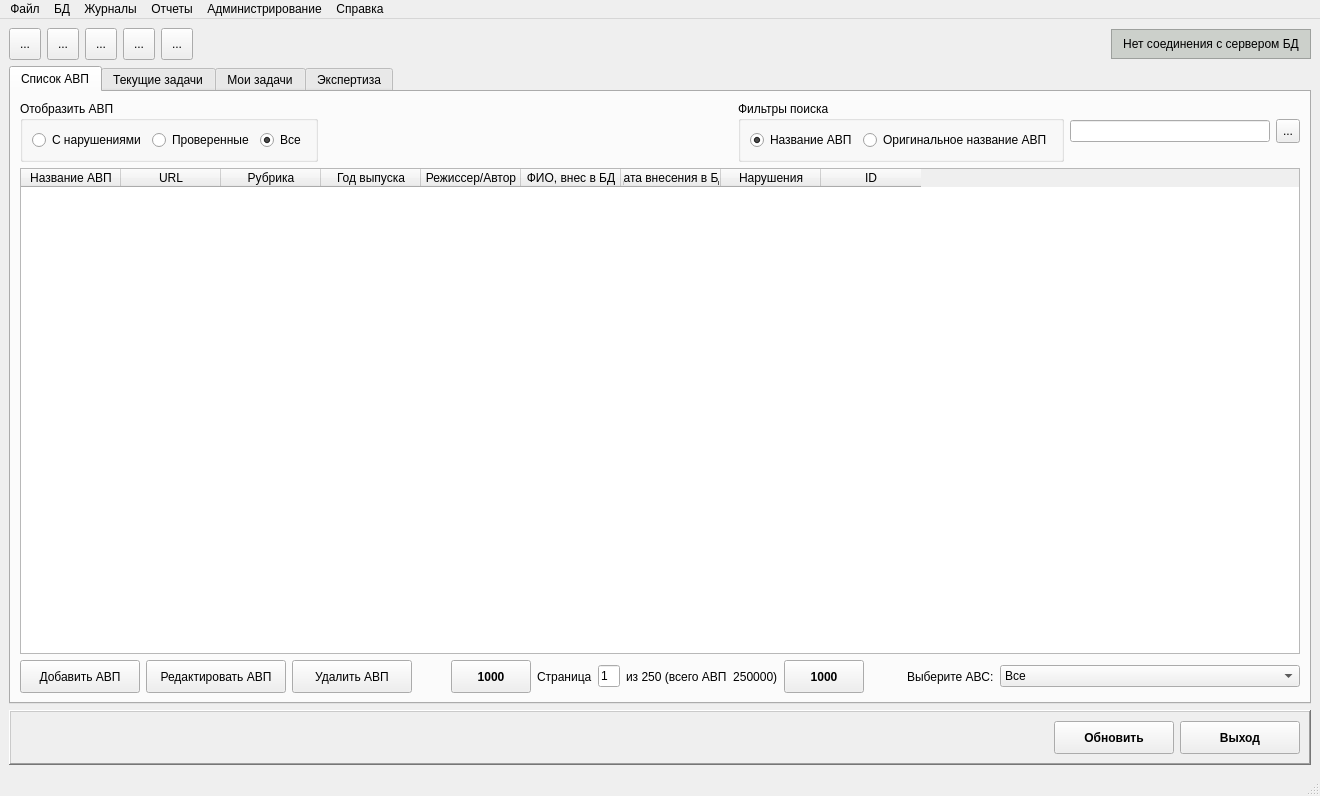
Old version of the form arm_o/mainwindow.ui in the repository levdikandrey/DataCollector.
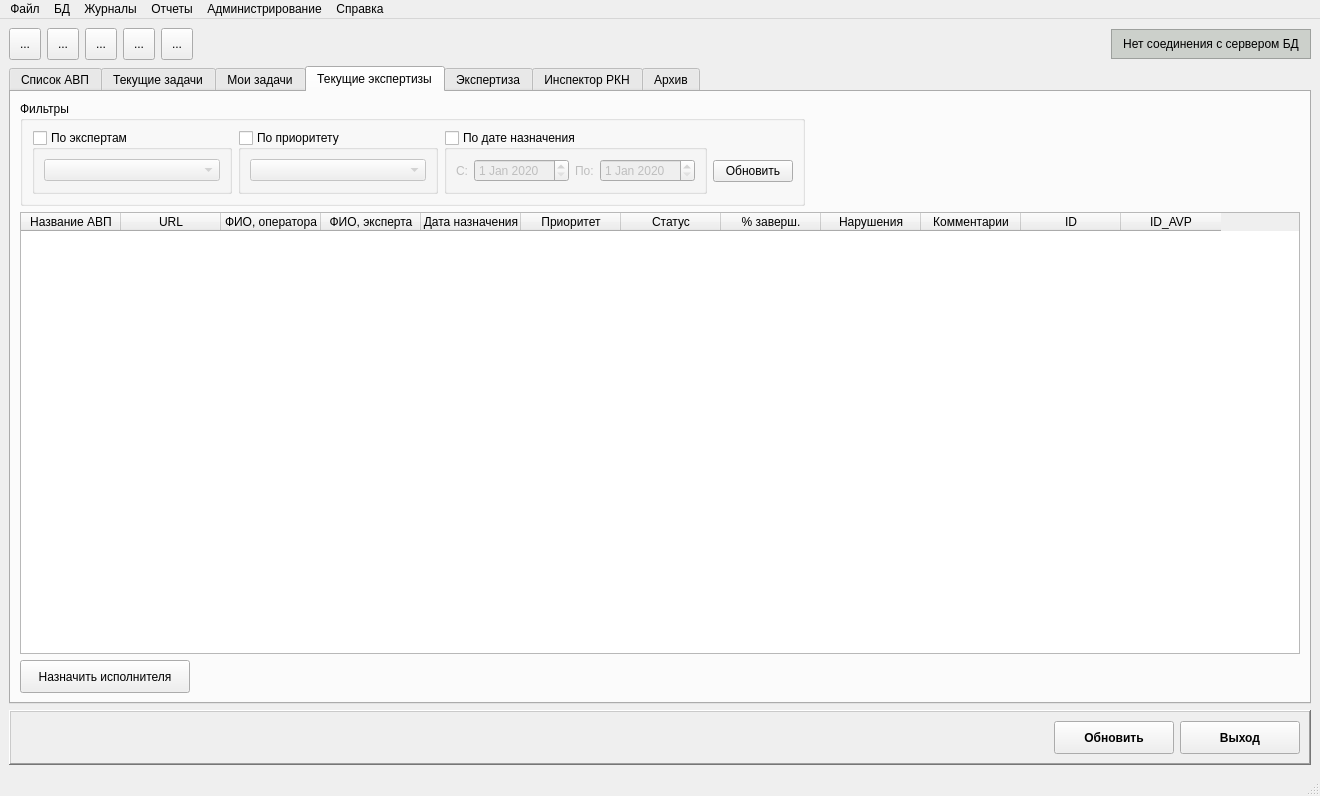
New version of the form. Icons and pictures are not drawn.

Patch:
```diff
--- a/arm_o/mainwindow.ui
+++ b/arm_o/mainwindow.ui
@@ -360,7 +360,7 @@
        <string>Добавить задачу</string>
       </property>
       <property name="currentIndex">
-       <number>0</number>
+       <number>3</number>
       </property>
       <property name="tabBarAutoHide">
        <bool>false</bool>
@@ -551,6 +551,11 @@
             <string>Режиссер/Автор</string>
            </property>
           </column>
+          <column>
+           <property name="text">
+            <string>Возраст</string>
+           </property>
+          </column>
           <column>
            <property name="text">
             <string>ФИО, внес в БД</string>
@@ -1346,6 +1351,304 @@
         </item>
        </layout>
       </widget>
+      <widget class="QWidget" name="tab_6">
+       <attribute name="title">
+        <string>Текущие экспертизы</string>
+       </attribute>
+       <layout class="QGridLayout" name="gridLayout_18">
+        <item row="0" column="0" colspan="2">
+         <widget class="QGroupBox" name="groupBox_4">
+          <property name="title">
+           <string>Фильтры</string>
+          </property>
+          <property name="checkable">
+           <bool>false</bool>
+          </property>
+          <layout class="QHBoxLayout" name="horizontalLayout_8">
+           <item>
+            <widget class="QGroupBox" name="groupBoxUser_2">
+             <property name="enabled">
+              <bool>true</bool>
+             </property>
+             <property name="minimumSize">
+              <size>
+               <width>200</width>
+               <height>0</height>
+              </size>
+             </property>
+             <property name="title">
+              <string>По экспертам</string>
+             </property>
+             <property name="checkable">
+              <bool>true</bool>
+             </property>
+             <property name="checked">
+              <bool>false</bool>
+             </property>
+             <layout class="QGridLayout" name="gridLayout_13">
+              <item row="0" column="0">
+               <widget class="QComboBox" name="comboBoxUser_2"/>
+              </item>
+             </layout>
+            </widget>
+           </item>
+           <item>
+            <widget class="QGroupBox" name="groupBoxPriority_2">
+             <property name="minimumSize">
+              <size>
+               <width>200</width>
+               <height>0</height>
+              </size>
+             </property>
+             <property name="title">
+              <string>По приоритету</string>
+             </property>
+             <property name="checkable">
+              <bool>true</bool>
+             </property>
+             <property name="checked">
+              <bool>false</bool>
+             </property>
+             <layout class="QGridLayout" name="gridLayout_15">
+              <item row="0" column="0">
+               <widget class="QComboBox" name="comboBoxPriority_2"/>
+              </item>
+             </layout>
+            </widget>
+           </item>
+           <item>
+            <widget class="QGroupBox" name="groupBoxDate_2">
+             <property name="enabled">
+              <bool>true</bool>
+             </property>
+             <property name="minimumSize">
+              <size>
+               <width>220</width>
+               <height>0</height>
+              </size>
+             </property>
+             <property name="title">
+              <string>По дате назначения</string>
+             </property>
+             <property name="checkable">
+              <bool>true</bool>
+             </property>
+             <property name="checked">
+              <bool>false</bool>
+             </property>
+             <layout class="QGridLayout" name="gridLayout_16">
+              <item row="0" column="3">
+               <widget class="QDateEdit" name="dateEditDateEnd_2">
+                <property name="dateTime">
+                 <datetime>
+                  <hour>0</hour>
+                  <minute>0</minute>
+                  <second>0</second>
+                  <year>2020</year>
+                  <month>1</month>
+                  <day>1</day>
+                 </datetime>
+                </property>
+               </widget>
+              </item>
+              <item row="0" column="1">
+               <widget class="QDateEdit" name="dateEditDateBegin_2">
+                <property name="dateTime">
+                 <datetime>
+                  <hour>0</hour>
+                  <minute>0</minute>
+                  <second>0</second>
+                  <year>2020</year>
+                  <month>1</month>
+                  <day>1</day>
+                 </datetime>
+                </property>
+               </widget>
+              </item>
+              <item row="0" column="0">
+               <widget class="QLabel" name="label_4">
+                <property name="text">
+                 <string>С:</string>
+                </property>
+               </widget>
+              </item>
+              <item row="0" column="2">
+               <widget class="QLabel" name="label_6">
+                <property name="text">
+                 <string>По:</string>
+                </property>
+               </widget>
+              </item>
+             </layout>
+            </widget>
+           </item>
+           <item>
+            <layout class="QGridLayout" name="gridLayout_17">
+             <item row="0" column="0">
+              <spacer name="verticalSpacer_2">
+               <property name="orientation">
+                <enum>Qt::Vertical</enum>
+               </property>
+               <property name="sizeType">
+                <enum>QSizePolicy::Minimum</enum>
+               </property>
+               <property name="sizeHint" stdset="0">
+                <size>
+                 <width>20</width>
+                 <height>18</height>
+                </size>
+               </property>
+              </spacer>
+             </item>
+             <item row="1" column="0">
+              <widget class="QPushButton" name="pushButtonReview_2">
+               <property name="text">
+                <string>Обновить</string>
+               </property>
+               <property name="icon">
+                <iconset resource="resource.qrc">
+                 <normaloff>:/icons/icons/button_reload.png</normaloff>:/icons/icons/button_reload.png</iconset>
+               </property>
+              </widget>
+             </item>
+            </layout>
+           </item>
+          </layout>
+         </widget>
+        </item>
+        <item row="0" column="2">
+         <spacer name="horizontalSpacer_12">
+          <property name="orientation">
+           <enum>Qt::Horizontal</enum>
+          </property>
+          <property name="sizeHint" stdset="0">
+           <size>
+            <width>321</width>
+            <height>20</height>
+           </size>
+          </property>
+         </spacer>
+        </item>
+        <item row="1" column="0" colspan="3">
+         <widget class="QTableWidget" name="tableWidgetAudit_4">
+          <property name="selectionBehavior">
+           <enum>QAbstractItemView::SelectRows</enum>
+          </property>
+          <property name="sortingEnabled">
+           <bool>true</bool>
+          </property>
+          <attribute name="horizontalHeaderMinimumSectionSize">
+           <number>0</number>
+          </attribute>
+          <attribute name="horizontalHeaderStretchLastSection">
+           <bool>false</bool>
+          </attribute>
+          <column>
+           <property name="text">
+            <string>Название АВП</string>
+           </property>
+          </column>
+          <column>
+           <property name="text">
+            <string>URL</string>
+           </property>
+          </column>
+          <column>
+           <property name="text">
+            <string>ФИО, оператора</string>
+           </property>
+          </column>
+          <column>
+           <property name="text">
+            <string>ФИО, эксперта</string>
+           </property>
+          </column>
+          <column>
+           <property name="text">
+            <string>Дата назначения</string>
+           </property>
+          </column>
+          <column>
+           <property name="text">
+            <string>Приоритет</string>
+           </property>
+          </column>
+          <column>
+           <property name="text">
+            <string>Статус</string>
+           </property>
+          </column>
+          <column>
+           <property name="text">
+            <string>% заверш.</string>
+           </property>
+          </column>
+          <column>
+           <property name="text">
+            <string>Нарушения</string>
+           </property>
+          </column>
+          <column>
+           <property name="text">
+            <string>Комментарии</string>
+           </property>
+          </column>
+          <column>
+           <property name="text">
+            <string>ID</string>
+           </property>
+          </column>
+          <column>
+           <property name="text">
+            <string>ID_AVP</string>
+           </property>
+          </column>
+         </widget>
+        </item>
+        <item row="2" column="0">
+         <widget class="QPushButton" name="pushButtonAppointUser">
+          <property name="sizePolicy">
+           <sizepolicy hsizetype="Fixed" vsizetype="Fixed">
+            <horstretch>0</horstretch>
+            <verstretch>0</verstretch>
+           </sizepolicy>
+          </property>
+          <property name="minimumSize">
+           <size>
+            <width>170</width>
+            <height>33</height>
+           </size>
+          </property>
+          <property name="text">
+           <string>Назначить исполнителя</string>
+          </property>
+          <property name="icon">
+           <iconset resource="resource.qrc">
+            <normaloff>:/icons/icons/group1.png</normaloff>:/icons/icons/group1.png</iconset>
+          </property>
+          <property name="iconSize">
+           <size>
+            <width>24</width>
+            <height>24</height>
+           </size>
+          </property>
+         </widget>
+        </item>
+        <item row="2" column="1" colspan="2">
+         <spacer name="horizontalSpacer_14">
+          <property name="orientation">
+           <enum>Qt::Horizontal</enum>
+          </property>
+          <property name="sizeHint" stdset="0">
+           <size>
+            <width>1099</width>
+            <height>20</height>
+           </size>
+          </property>
+         </spacer>
+        </item>
+       </layout>
+      </widget>
       <widget class="QWidget" name="tab_4">
        <attribute name="title">
         <string>Экспертиза</string>
@@ -1460,6 +1763,257 @@
         </item>
        </layout>
       </widget>
+      <widget class="QWidget" name="tab_7">
+       <attribute name="title">
+        <string>Инспектор РКН</string>
+       </attribute>
+       <layout class="QGridLayout" name="gridLayout_11">
+        <item row="0" column="0" colspan="2">
+         <widget class="QTableWidget" name="tableWidgetAudit_2">
+          <property name="selectionBehavior">
+           <enum>QAbstractItemView::SelectRows</enum>
+          </property>
+          <property name="sortingEnabled">
+           <bool>true</bool>
+          </property>
+          <attribute name="horizontalHeaderMinimumSectionSize">
+           <number>0</number>
+          </attribute>
+          <attribute name="horizontalHeaderStretchLastSection">
+           <bool>false</bool>
+          </attribute>
+          <column>
+           <property name="text">
+            <string>Название АВП</string>
+           </property>
+          </column>
+          <column>
+           <property name="text">
+            <string>URL</string>
+           </property>
+          </column>
+          <column>
+           <property name="text">
+            <string>ФИО, оператора</string>
+           </property>
+          </column>
+          <column>
+           <property name="text">
+            <string>Дата назначения</string>
+           </property>
+          </column>
+          <column>
+           <property name="text">
+            <string>Приоритет</string>
+           </property>
+          </column>
+          <column>
+           <property name="text">
+            <string>Статус</string>
+           </property>
+          </column>
+          <column>
+           <property name="text">
+            <string>% заверш.</string>
+           </property>
+          </column>
+          <column>
+           <property name="text">
+            <string>Нарушения</string>
+           </property>
+          </column>
+          <column>
+           <property name="text">
+            <string>Комментарии</string>
+           </property>
+          </column>
+          <column>
+           <property name="text">
+            <string>ID</string>
+           </property>
+          </column>
+          <column>
+           <property name="text">
+            <string>ID_AVP</string>
+           </property>
+          </column>
+         </widget>
+        </item>
+        <item row="1" column="0">
+         <widget class="QPushButton" name="pushButtonEditAuditor_2">
+          <property name="minimumSize">
+           <size>
+            <width>170</width>
+            <height>33</height>
+           </size>
+          </property>
+          <property name="text">
+           <string> Редактировать задачу</string>
+          </property>
+          <property name="icon">
+           <iconset resource="resource.qrc">
+            <normaloff>:/icons/icons/edit.png</normaloff>:/icons/icons/edit.png</iconset>
+          </property>
+          <property name="iconSize">
+           <size>
+            <width>24</width>
+            <height>24</height>
+           </size>
+          </property>
+         </widget>
+        </item>
+        <item row="1" column="1">
+         <spacer name="horizontalSpacer_10">
+          <property name="orientation">
+           <enum>Qt::Horizontal</enum>
+          </property>
+          <property name="sizeHint" stdset="0">
+           <size>
+            <width>1099</width>
+            <height>20</height>
+           </size>
+          </property>
+         </spacer>
+        </item>
+       </layout>
+      </widget>
+      <widget class="QWidget" name="tab_5">
+       <attribute name="title">
+        <string>Архив</string>
+       </attribute>
+       <layout class="QGridLayout" name="gridLayout_12">
+        <item row="0" column="0">
+         <layout class="QHBoxLayout" name="horizontalLayout_9">
+          <item>
+           <spacer name="horizontalSpacer_13">
+            <property name="orientation">
+             <enum>Qt::Horizontal</enum>
+            </property>
+            <property name="sizeHint" stdset="0">
+             <size>
+              <width>468</width>
+              <height>20</height>
+             </size>
+            </property>
+           </spacer>
+          </item>
+          <item>
+           <widget class="QLabel" name="label_7">
+            <property name="text">
+             <string>Название АВП:</string>
+            </property>
+           </widget>
+          </item>
+          <item>
+           <widget class="QLineEdit" name="lineEditFindString_2">
+            <property name="sizePolicy">
+             <sizepolicy hsizetype="MinimumExpanding" vsizetype="Fixed">
+              <horstretch>0</horstretch>
+              <verstretch>0</verstretch>
+             </sizepolicy>
+            </property>
+            <property name="minimumSize">
+             <size>
+              <width>200</width>
+              <height>0</height>
+             </size>
+            </property>
+            <property name="maximumSize">
+             <size>
+              <width>300</width>
+              <height>16777215</height>
+             </size>
+            </property>
+            <property name="toolTip">
+             <string>Поиск АВП</string>
+            </property>
+           </widget>
+          </item>
+          <item>
+           <widget class="QToolButton" name="toolButton_2">
+            <property name="minimumSize">
+             <size>
+              <width>24</width>
+              <height>24</height>
+             </size>
+            </property>
+            <property name="toolTip">
+             <string>Поиск АВП</string>
+            </property>
+            <property name="text">
+             <string>...</string>
+            </property>
+            <property name="icon">
+             <iconset resource="resource.qrc">
+              <normaloff>:/icons/icons/find.png</normaloff>:/icons/icons/find.png</iconset>
+            </property>
+           </widget>
+          </item>
+         </layout>
+        </item>
+        <item row="1" column="0">
+         <widget class="QTableWidget" name="tableWidgetAudit_3">
+          <property name="selectionBehavior">
+           <enum>QAbstractItemView::SelectRows</enum>
+          </property>
+          <property name="sortingEnabled">
+           <bool>true</bool>
+          </property>
+          <attribute name="horizontalHeaderMinimumSectionSize">
+           <number>0</number>
+          </attribute>
+          <attribute name="horizontalHeaderStretchLastSection">
+           <bool>false</bool>
+          </attribute>
+          <column>
+           <property name="text">
+            <string>Название АВП</string>
+           </property>
+          </column>
+          <column>
+           <property name="text">
+            <string>URL</string>
+           </property>
+          </column>
+          <column>
+           <property name="text">
+            <string>ФИО, оператора</string>
+           </property>
+          </column>
+          <column>
+           <property name="text">
+            <string>ФИО, эксперта</string>
+           </property>
+          </column>
+          <column>
+           <property name="text">
+            <string>Статус</string>
+           </property>
+          </column>
+          <column>
+           <property name="text">
+            <string>Нарушения</string>
+           </property>
+          </column>
+          <column>
+           <property name="text">
+            <string>Комментарии</string>
+           </property>
+          </column>
+          <column>
+           <property name="text">
+            <string>ID</string>
+           </property>
+          </column>
+          <column>
+           <property name="text">
+            <string>ID_AVP</string>
+           </property>
+          </column>
+         </widget>
+        </item>
+       </layout>
+      </widget>
      </widget>
     </item>
    </layout>
```
Left out of the diff: 311 changed lines with no effect on the pictures.
